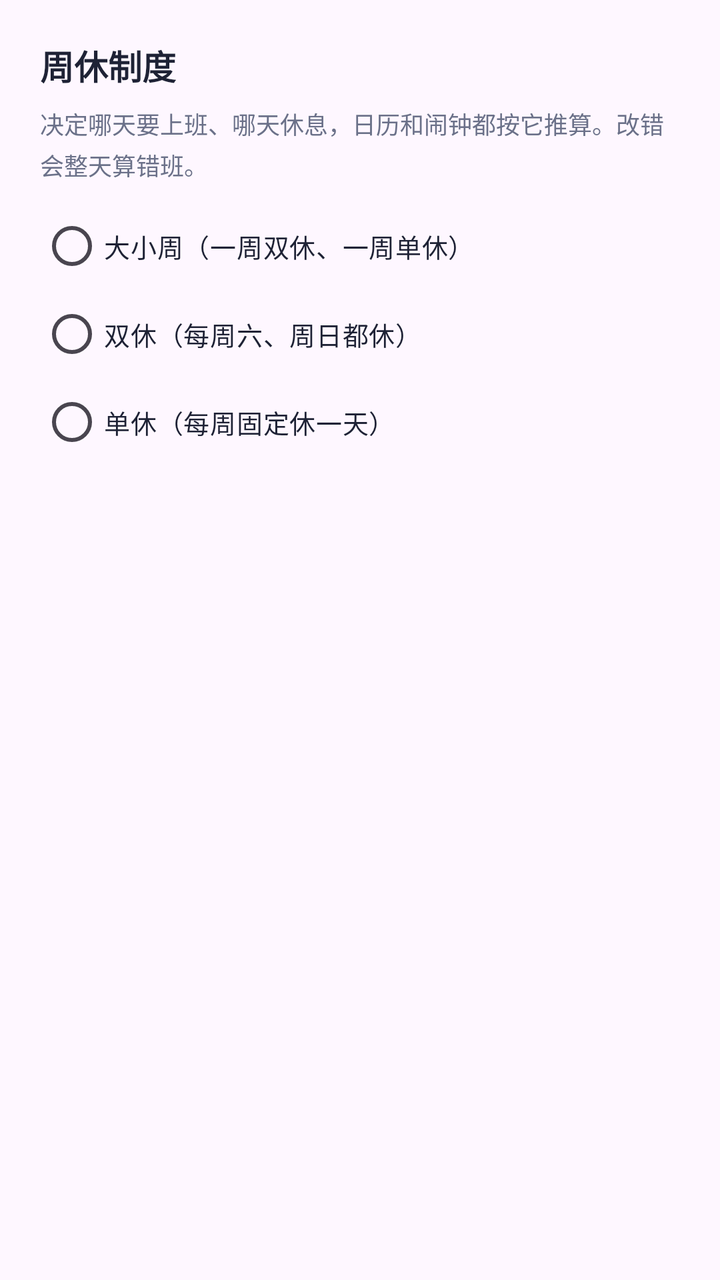
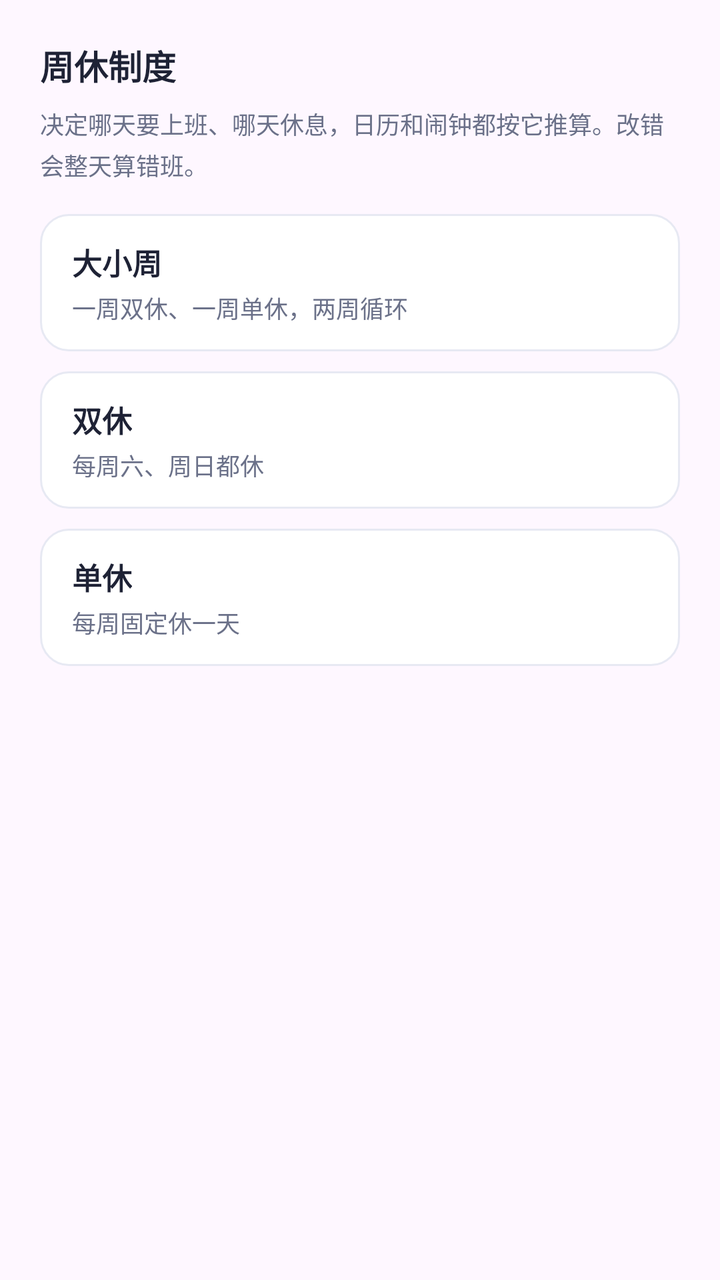

Two renders of the same Android screen: before a commit and after it. Below are the layout's source before the change and the commit's diff.
<!-- AndroidManifest.xml: application theme Theme.DaxiaoWeekAlarm -->
<!-- res/layout/dialog_week_mode.xml -->
<?xml version="1.0" encoding="utf-8"?>
<ScrollView xmlns:android="http://schemas.android.com/apk/res/android"
    android:layout_width="match_parent"
    android:layout_height="wrap_content">

    <LinearLayout
        android:layout_width="match_parent"
        android:layout_height="wrap_content"
        android:orientation="vertical"
        android:padding="20dp">

        <TextView
            android:layout_width="wrap_content"
            android:layout_height="wrap_content"
            android:text="周休制度"
            android:textColor="@color/ink"
            android:textSize="17sp"
            android:textStyle="bold" />

        <TextView
            android:layout_width="match_parent"
            android:layout_height="wrap_content"
            android:layout_marginTop="8dp"
            android:lineSpacingMultiplier="1.2"
            android:text="决定哪天要上班、哪天休息，日历和闹钟都按它推算。改错会整天算错班。"
            android:textColor="@color/sub"
            android:textSize="12sp" />

        
        <RadioGroup
            android:id="@+id/rg_mode"
            android:layout_width="match_parent"
            android:layout_height="wrap_content"
            android:layout_marginTop="10dp"
            android:orientation="vertical">

            <RadioButton
                android:id="@+id/rb_big_small"
                style="@style/WeekRadio"
                android:layout_width="match_parent"
                android:layout_height="wrap_content"
                android:minHeight="44dp"
                android:text="大小周（一周双休、一周单休）" />

            <RadioButton
                android:id="@+id/rb_double"
                style="@style/WeekRadio"
                android:layout_width="match_parent"
                android:layout_height="wrap_content"
                android:minHeight="44dp"
                android:text="双休（每周六、周日都休）" />

            <RadioButton
                android:id="@+id/rb_single"
                style="@style/WeekRadio"
                android:layout_width="match_parent"
                android:layout_height="wrap_content"
                android:minHeight="44dp"
                android:text="单休（每周固定休一天）" />
        </RadioGroup>

        
        <LinearLayout
            android:id="@+id/box_big_small"
            android:layout_width="match_parent"
            android:layout_height="wrap_content"
            android:layout_marginTop="14dp"
            android:orientation="vertical"
            android:visibility="gone">

            <TextView
                android:layout_width="match_parent"
                android:layout_height="wrap_content"
                android:text="本周实际是大周还是小周"
                android:textColor="@color/sub"
                android:textSize="12sp" />

            <RadioGroup
                android:id="@+id/rg_week_big"
                android:layout_width="match_parent"
                android:layout_height="wrap_content"
                android:layout_marginTop="4dp"
                android:orientation="horizontal">

                <RadioButton
                    android:id="@+id/rb_big"
                    style="@style/WeekRadio"
                    android:layout_width="0dp"
                    android:layout_height="wrap_content"
                    android:layout_weight="1"
                    android:minHeight="40dp"
                    android:text="大周（休2天）" />

                <RadioButton
                    android:id="@+id/rb_small"
                    style="@style/WeekRadio"
                    android:layout_width="0dp"
                    android:layout_height="wrap_content"
                    android:layout_weight="1"
                    android:minHeight="40dp"
                    android:text="小周（休1天）" />
            </RadioGroup>

            <TextView
                android:layout_width="match_parent"
                android:layout_height="wrap_content"
                android:layout_marginTop="10dp"
                android:text="小周休哪天"
                android:textColor="@color/sub"
                android:textSize="12sp" />

            <RadioGroup
                android:id="@+id/rg_small_rest"
                android:layout_width="match_parent"
                android:layout_height="wrap_content"
                android:layout_marginTop="4dp"
                android:orientation="horizontal">

                <RadioButton
                    android:id="@+id/rb_rest_sun"
                    style="@style/WeekRadio"
                    android:layout_width="0dp"
                    android:layout_height="wrap_content"
                    android:layout_weight="1"
                    android:minHeight="40dp"
                    android:text="周日休" />

                <RadioButton
                    android:id="@+id/rb_rest_sat"
                    style="@style/WeekRadio"
                    android:layout_width="0dp"
                    android:layout_height="wrap_content"
                    android:layout_weight="1"
                    android:minHeight="40dp"
                    android:text="周六休" />
            </RadioGroup>
        </LinearLayout>

        
        <LinearLayout
            android:id="@+id/box_single"
            android:layout_width="match_parent"
            android:layout_height="wrap_content"
            android:layout_marginTop="14dp"
            android:orientation="vertical"
            android:visibility="gone">

            <TextView
                android:layout_width="match_parent"
                android:layout_height="wrap_content"
                android:text="单休休哪天"
                android:textColor="@color/sub"
                android:textSize="12sp" />

            <RadioGroup
                android:id="@+id/rg_single_rest"
                android:layout_width="match_parent"
                android:layout_height="wrap_content"
                android:layout_marginTop="4dp"
                android:orientation="horizontal">

                <RadioButton
                    android:id="@+id/rb_single_sun"
                    style="@style/WeekRadio"
                    android:layout_width="0dp"
                    android:layout_height="wrap_content"
                    android:layout_weight="1"
                    android:minHeight="40dp"
                    android:text="周日休" />

                <RadioButton
                    android:id="@+id/rb_single_sat"
                    style="@style/WeekRadio"
                    android:layout_width="0dp"
                    android:layout_height="wrap_content"
                    android:layout_weight="1"
                    android:minHeight="40dp"
                    android:text="周六休" />
            </RadioGroup>
        </LinearLayout>
    </LinearLayout>
</ScrollView>
<!-- resources referenced by this layout -->
<resources>
  <color name="ink">#1E2235</color>
  <color name="sub">#6B7189</color>
  <style name="WeekRadio">
          <item name="android:textSize">13sp</item>
          <item name="android:textColor">@color/ink</item>
          <item name="android:buttonTint">@color/indigo</item>
      </style>
  <style name="Theme.DaxiaoWeekAlarm" parent="Theme.Material3.DayNight.NoActionBar">
          <item name="colorPrimary">@color/indigo</item>
          <item name="colorPrimaryVariant">@color/indigo_dark</item>
          <item name="colorOnPrimary">@color/white</item>
          <item name="android:statusBarColor">@color/bg</item>
          <item name="android:windowLightStatusBar">true</item>
      </style>
  <color name="indigo">#4F46E5</color>
  <color name="indigo_dark">#4338CA</color>
  <color name="white">#FFFFFFFF</color>
  <color name="bg">#F4F5FB</color>
</resources>

<!-- the commit's change to res/layout/dialog_week_mode.xml (unified diff, before → after) -->
@@ -27,113 +27,221 @@
             android:textSize="12sp" />
 
         
-        <RadioGroup
+        <LinearLayout
             android:id="@+id/rg_mode"
             android:layout_width="match_parent"
             android:layout_height="wrap_content"
-            android:layout_marginTop="10dp"
+            android:layout_marginTop="16dp"
             android:orientation="vertical">
 
-            <RadioButton
+            <LinearLayout
                 android:id="@+id/rb_big_small"
-                style="@style/WeekRadio"
-                android:layout_width="match_parent"
-                android:layout_height="wrap_content"
-                android:minHeight="44dp"
-                android:text="大小周（一周双休、一周单休）" />
-
-            <RadioButton
+                android:layout_width="match_parent"
+                android:layout_height="wrap_content"
+                android:background="@drawable/bg_guide_option"
+                android:clickable="true"
+                android:focusable="true"
+                android:orientation="vertical"
+                android:paddingStart="16dp"
+                android:paddingTop="13dp"
+                android:paddingEnd="16dp"
+                android:paddingBottom="13dp">
+
+                <TextView
+                    android:layout_width="wrap_content"
+                    android:layout_height="wrap_content"
+                    android:text="大小周"
+                    android:textColor="@color/ink"
+                    android:textSize="15sp"
+                    android:textStyle="bold" />
+
+                <TextView
+                    android:layout_width="wrap_content"
+                    android:layout_height="wrap_content"
+                    android:layout_marginTop="3dp"
+                    android:text="一周双休、一周单休，两周循环"
+                    android:textColor="@color/sub"
+                    android:textSize="12sp" />
+            </LinearLayout>
+
+            <LinearLayout
                 android:id="@+id/rb_double"
-                style="@style/WeekRadio"
-                android:layout_width="match_parent"
-                android:layout_height="wrap_content"
-                android:minHeight="44dp"
-                android:text="双休（每周六、周日都休）" />
-
-            <RadioButton
+                android:layout_width="match_parent"
+                android:layout_height="wrap_content"
+                android:layout_marginTop="10dp"
+                android:background="@drawable/bg_guide_option"
+                android:clickable="true"
+                android:focusable="true"
+                android:orientation="vertical"
+                android:paddingStart="16dp"
+                android:paddingTop="13dp"
+                android:paddingEnd="16dp"
+                android:paddingBottom="13dp">
+
+                <TextView
+                    android:layout_width="wrap_content"
+                    android:layout_height="wrap_content"
+                    android:text="双休"
+                    android:textColor="@color/ink"
+                    android:textSize="15sp"
+                    android:textStyle="bold" />
+
+                <TextView
+                    android:layout_width="wrap_content"
+                    android:layout_height="wrap_content"
+                    android:layout_marginTop="3dp"
+                    android:text="每周六、周日都休"
+                    android:textColor="@color/sub"
+                    android:textSize="12sp" />
+            </LinearLayout>
+
+            <LinearLayout
                 android:id="@+id/rb_single"
-                style="@style/WeekRadio"
-                android:layout_width="match_parent"
-                android:layout_height="wrap_content"
-                android:minHeight="44dp"
-                android:text="单休（每周固定休一天）" />
-        </RadioGroup>
+                android:layout_width="match_parent"
+                android:layout_height="wrap_content"
+                android:layout_marginTop="10dp"
+                android:background="@drawable/bg_guide_option"
+                android:clickable="true"
+                android:focusable="true"
+                android:orientation="vertical"
+                android:paddingStart="16dp"
+                android:paddingTop="13dp"
+                android:paddingEnd="16dp"
+                android:paddingBottom="13dp">
+
+                <TextView
+                    android:layout_width="wrap_content"
+                    android:layout_height="wrap_content"
+                    android:text="单休"
+                    android:textColor="@color/ink"
+                    android:textSize="15sp"
+                    android:textStyle="bold" />
+
+                <TextView
+                    android:layout_width="wrap_content"
+                    android:layout_height="wrap_content"
+                    android:layout_marginTop="3dp"
+                    android:text="每周固定休一天"
+                    android:textColor="@color/sub"
+                    android:textSize="12sp" />
+            </LinearLayout>
+        </LinearLayout>
 
         
         <LinearLayout
             android:id="@+id/box_big_small"
             android:layout_width="match_parent"
             android:layout_height="wrap_content"
-            android:layout_marginTop="14dp"
+            android:layout_marginTop="18dp"
             android:orientation="vertical"
             android:visibility="gone">
 
-            <TextView
-                android:layout_width="match_parent"
-                android:layout_height="wrap_content"
-                android:text="本周实际是大周还是小周"
-                android:textColor="@color/sub"
-                android:textSize="12sp" />
-
-            <RadioGroup
-                android:id="@+id/rg_week_big"
-                android:layout_width="match_parent"
-                android:layout_height="wrap_content"
-                android:layout_marginTop="4dp"
+            <LinearLayout
+                android:layout_width="match_parent"
+                android:layout_height="wrap_content"
+                android:gravity="center_vertical"
                 android:orientation="horizontal">
 
-                <RadioButton
-                    android:id="@+id/rb_big"
-                    style="@style/WeekRadio"
+                <TextView
                     android:layout_width="0dp"
                     android:layout_height="wrap_content"
                     android:layout_weight="1"
-                    android:minHeight="40dp"
-                    android:text="大周（休2天）" />
-
-                <RadioButton
-                    android:id="@+id/rb_small"
-                    style="@style/WeekRadio"
+                    android:text="本周是"
+                    android:textColor="@color/sub"
+                    android:textSize="13sp" />
+
+                <LinearLayout
+                    android:id="@+id/rg_week_big"
+                    android:layout_width="wrap_content"
+                    android:layout_height="wrap_content"
+                    android:orientation="horizontal">
+
+                    <TextView
+                        android:id="@+id/rb_big"
+                        android:layout_width="wrap_content"
+                        android:layout_height="wrap_content"
+                        android:background="@drawable/bg_guide_option"
+                        android:clickable="true"
+                        android:focusable="true"
+                        android:gravity="center"
+                        android:minHeight="34dp"
+                        android:paddingStart="16dp"
+                        android:paddingEnd="16dp"
+                        android:text="大周"
+                        android:textColor="@color/ink"
+                        android:textSize="13sp" />
+
+                    <TextView
+                        android:id="@+id/rb_small"
+                        android:layout_width="wrap_content"
+                        android:layout_height="wrap_content"
+                        android:layout_marginStart="8dp"
+                        android:background="@drawable/bg_guide_option"
+                        android:clickable="true"
+                        android:focusable="true"
+                        android:gravity="center"
+                        android:minHeight="34dp"
+                        android:paddingStart="16dp"
+                        android:paddingEnd="16dp"
+                        android:text="小周"
+                        android:textColor="@color/ink"
+                        android:textSize="13sp" />
+                </LinearLayout>
+            </LinearLayout>
+
+            <LinearLayout
+                android:layout_width="match_parent"
+                android:layout_height="wrap_content"
+                android:layout_marginTop="12dp"
+                android:gravity="center_vertical"
+                android:orientation="horizontal">
+
+                <TextView
                     android:layout_width="0dp"
                     android:layout_height="wrap_content"
                     android:layout_weight="1"
-                    android:minHeight="40dp"
-                    android:text="小周（休1天）" />
-            </RadioGroup>
-
-            <TextView
-                android:layout_width="match_parent"
-                android:layout_height="wrap_content"
-                android:layout_marginTop="10dp"
-                android:text="小周休哪天"
-                android:textColor="@color/sub"
-                android:textSize="12sp" />
-
-            <RadioGroup
-                android:id="@+id/rg_small_rest"
-                android:layout_width="match_parent"
-                android:layout_height="wrap_content"
-                android:layout_marginTop="4dp"
-                android:orientation="horizontal">
-
-                <RadioButton
-                    android:id="@+id/rb_rest_sun"
-                    style="@style/WeekRadio"
-                    android:layout_width="0dp"
-                    android:layout_height="wrap_content"
-                    android:layout_weight="1"
-                    android:minHeight="40dp"
-                    android:text="周日休" />
-
-                <RadioButton
-                    android:id="@+id/rb_rest_sat"
-                    style="@style/WeekRadio"
-                    android:layout_width="0dp"
-                    android:layout_height="wrap_content"
-                    android:layout_weight="1"
-                    android:minHeight="40dp"
-                    android:text="周六休" />
-            </RadioGroup>
+                    android:text="小周休哪天"
+                    android:textColor="@color/sub"
+                    android:textSize="13sp" />
+
+                <LinearLayout
+                    android:id="@+id/rg_small_rest"
+                    android:layout_width="wrap_content"
+                    android:layout_height="wrap_content"
+                    android:orientation="horizontal">
+
+                    <TextView
+                        android:id="@+id/rb_rest_sun"
+                        android:layout_width="wrap_content"
+                        android:layout_height="wrap_content"
+                        android:background="@drawable/bg_guide_option"
+                        android:clickable="true"
+                        android:focusable="true"
+                        android:gravity="center"
+                        android:minHeight="34dp"
+                        android:paddingStart="16dp"
+                        android:paddingEnd="16dp"
+                        android:text="周日休"
+                        android:textColor="@color/ink"
+                        android:textSize="13sp" />
+
+                    <TextView
+                        android:id="@+id/rb_rest_sat"
+                        android:layout_width="wrap_content"
+                        android:layout_height="wrap_content"
+                        android:layout_marginStart="8dp"
+                        android:background="@drawable/bg_guide_option"
+                        android:clickable="true"
+                        android:focusable="true"
+                        android:gravity="center"
+                        android:minHeight="34dp"
+                        android:paddingStart="16dp"
+                        android:paddingEnd="16dp"
+                        android:text="周六休"
+                        android:textColor="@color/ink"
+                        android:textSize="13sp" />
+                </LinearLayout>
+            </LinearLayout>
         </LinearLayout>
 
         
@@ -141,42 +249,56 @@
             android:id="@+id/box_single"
             android:layout_width="match_parent"
             android:layout_height="wrap_content"
-            android:layout_marginTop="14dp"
-            android:orientation="vertical"
+            android:layout_marginTop="18dp"
+            android:gravity="center_vertical"
+            android:orientation="horizontal"
             android:visibility="gone">
 
             <TextView
-                android:layout_width="match_parent"
-                android:layout_height="wrap_content"
-                android:text="单休休哪天"
+                android:layout_width="0dp"
+                android:layout_height="wrap_content"
+                android:layout_weight="1"
+                android:text="休哪天"
                 android:textColor="@color/sub"
-                android:textSize="12sp" />
-
-            <RadioGroup
+                android:textSize="13sp" />
+
+            <LinearLayout
                 android:id="@+id/rg_single_rest"
-                android:layout_width="match_parent"
-                android:layout_height="wrap_content"
-                android:layout_marginTop="4dp"
+                android:layout_width="wrap_content"
+                android:layout_height="wrap_content"
                 android:orientation="horizontal">
 
-                <RadioButton
+                <TextView
                     android:id="@+id/rb_single_sun"
-                    style="@style/WeekRadio"
-                    android:layout_width="0dp"
-                    android:layout_height="wrap_content"
-                    android:layout_weight="1"
-                    android:minHeight="40dp"
-                    android:text="周日休" />
-
-                <RadioButton
+                    android:layout_width="wrap_content"
+                    android:layout_height="wrap_content"
+                    android:background="@drawable/bg_guide_option"
+                    android:clickable="true"
+                    android:focusable="true"
+                    android:gravity="center"
+                    android:minHeight="34dp"
+                    android:paddingStart="16dp"
+                    android:paddingEnd="16dp"
+                    android:text="周日休"
+                    android:textColor="@color/ink"
+                    android:textSize="13sp" />
+
+                <TextView
                     android:id="@+id/rb_single_sat"
-                    style="@style/WeekRadio"
-                    android:layout_width="0dp"
-                    android:layout_height="wrap_content"
-                    android:layout_weight="1"
-                    android:minHeight="40dp"
-                    android:text="周六休" />
-            </RadioGroup>
+                    android:layout_width="wrap_content"
+                    android:layout_height="wrap_content"
+                    android:layout_marginStart="8dp"
+                    android:background="@drawable/bg_guide_option"
+                    android:clickable="true"
+                    android:focusable="true"
+                    android:gravity="center"
+                    android:minHeight="34dp"
+                    android:paddingStart="16dp"
+                    android:paddingEnd="16dp"
+                    android:text="周六休"
+                    android:textColor="@color/ink"
+                    android:textSize="13sp" />
+            </LinearLayout>
         </LinearLayout>
     </LinearLayout>
 </ScrollView>
<!-- resource entries referenced after the edit -->
@@ -2,11 +2,28 @@
 <resources>
   <color name="ink">#1E2235</color>
   <color name="sub">#6B7189</color>
-  <style name="WeekRadio">
-          <item name="android:textSize">13sp</item>
-          <item name="android:textColor">@color/ink</item>
-          <item name="android:buttonTint">@color/indigo</item>
-      </style>
+  <!-- drawable bg_guide_option (drawable) -->
+  <?xml version="1.0" encoding="utf-8"?>
+  <selector xmlns:android="http://schemas.android.com/apk/res/android">
+      <item android:state_selected="true">
+          <shape android:shape="rectangle">
+              <solid android:color="@color/guide_option_selected" />
+              <stroke
+                  android:width="1.5dp"
+                  android:color="@color/indigo" />
+              <corners android:radius="14dp" />
+          </shape>
+      </item>
+      <item>
+          <shape android:shape="rectangle">
+              <solid android:color="@color/card" />
+              <stroke
+                  android:width="1dp"
+                  android:color="@color/line" />
+              <corners android:radius="14dp" />
+          </shape>
+      </item>
+  </selector>
   <style name="Theme.DaxiaoWeekAlarm" parent="Theme.Material3.DayNight.NoActionBar">
           <item name="colorPrimary">@color/indigo</item>
           <item name="colorPrimaryVariant">@color/indigo_dark</item>
@@ -14,7 +31,10 @@
           <item name="android:statusBarColor">@color/bg</item>
           <item name="android:windowLightStatusBar">true</item>
       </style>
+  <color name="guide_option_selected">#EEF0FE</color>
   <color name="indigo">#4F46E5</color>
+  <color name="card">#FFFFFF</color>
+  <color name="line">#E7E9F3</color>
   <color name="indigo_dark">#4338CA</color>
   <color name="white">#FFFFFFFF</color>
   <color name="bg">#F4F5FB</color>
